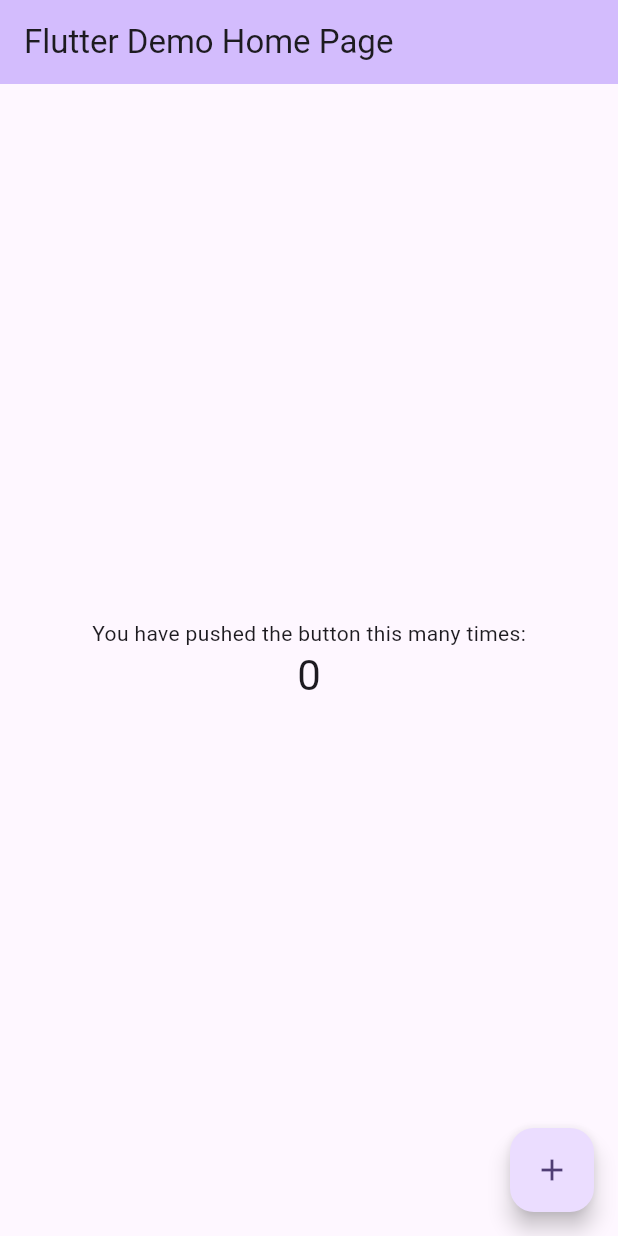
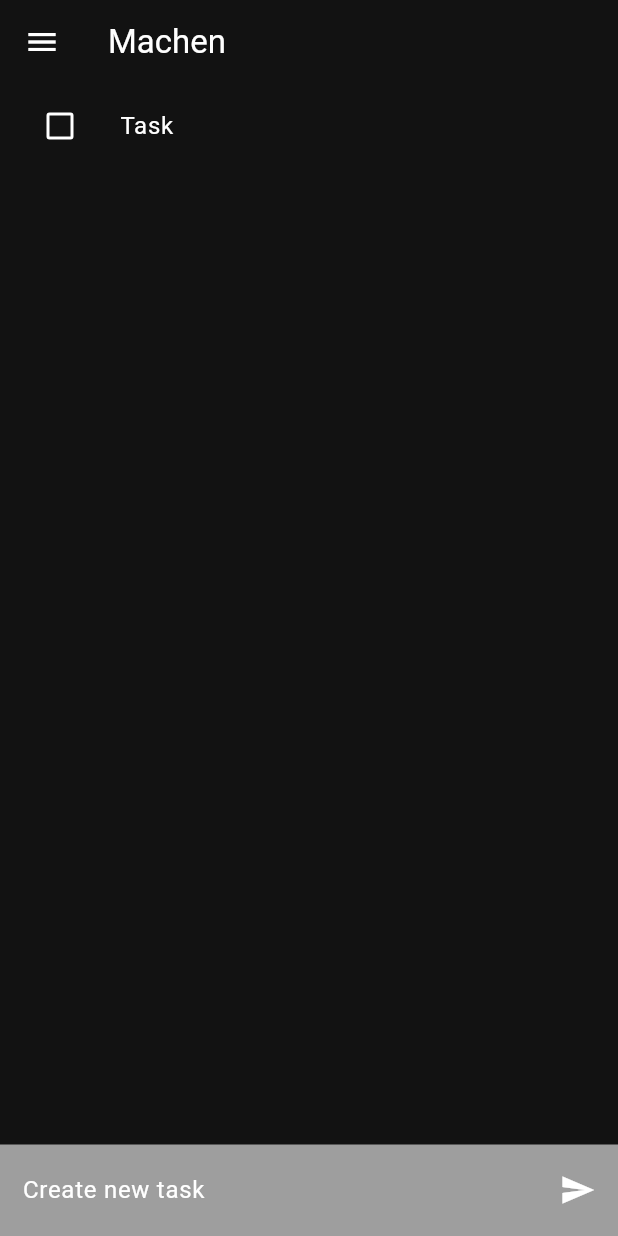
Before and after one commit to Johannes-Krabbe/machen_app, a Flutter app: the screen it shows after launch, on a phone screen of 412 x 824 dp. Run offline on Flutter 3.47's test engine with Material 3 defaults, Android fonts, the phone set to English and light mode, and no system bars.

Commit message:
start working on todo list

```diff
--- /dev/null
+++ b/devtools_options.yaml
@@ -0,0 +1 @@
+extensions:
--- /dev/null
+++ b/lib/components/task_tile.dart
@@ -0,0 +1,25 @@
+import 'package:flutter/material.dart';
+
+class TaskTile extends StatelessWidget {
+  final String title;
+  final bool isDone;
+  final Function(bool?) onChanged;
+
+  const TaskTile({
+    Key? key,
+    required this.title,
+    required this.isDone,
+    required this.onChanged,
+  }) : super(key: key);
+
+  @override
+  Widget build(BuildContext context) {
+    return ListTile(
+      title: Text(title),
+      leading: Checkbox(
+        value: isDone,
+        onChanged: onChanged,
+      ),
+    );
+  }
+}
--- a/lib/main.dart
+++ b/lib/main.dart
@@ -1,4 +1,5 @@
 import 'package:flutter/material.dart';
+import 'package:machen_app/screens/list_screen.dart';
 
 void main() {
   runApp(const MyApp());
@@ -7,119 +8,136 @@ void main() {
 class MyApp extends StatelessWidget {
   const MyApp({super.key});
 
-  // This widget is the root of your application.
   @override
   Widget build(BuildContext context) {
     return MaterialApp(
-      title: 'Flutter Demo',
+      title: 'Machen',
+      debugShowCheckedModeBanner: false,
       theme: ThemeData(
-        // This is the theme of your application.
-        //
-        // TRY THIS: Try running your application with "flutter run". You'll see
-        // the application has a purple toolbar. Then, without quitting the app,
-        // try changing the seedColor in the colorScheme below to Colors.green
-        // and then invoke "hot reload" (save your changes or press the "hot
-        // reload" button in a Flutter-supported IDE, or press "r" if you used
-        // the command line to start the app).
-        //
-        // Notice that the counter didn't reset back to zero; the application
-        // state is not lost during the reload. To reset the state, use hot
-        // restart instead.
-        //
-        // This works for code too, not just values: Most code changes can be
-        // tested with just a hot reload.
-        colorScheme: ColorScheme.fromSeed(seedColor: Colors.deepPurple),
-        useMaterial3: true,
+        colorScheme: const ColorScheme.light(),
       ),
-      home: const MyHomePage(title: 'Flutter Demo Home Page'),
+      darkTheme: ThemeData(
+        colorScheme: const ColorScheme.dark(),
+      ),
+      themeMode: ThemeMode.dark,
+      home: const MyHomePage(),
     );
   }
 }
 
 class MyHomePage extends StatefulWidget {
-  const MyHomePage({super.key, required this.title});
-
-  // This widget is the home page of your application. It is stateful, meaning
-  // that it has a State object (defined below) that contains fields that affect
-  // how it looks.
-
-  // This class is the configuration for the state. It holds the values (in this
-  // case the title) provided by the parent (in this case the App widget) and
-  // used by the build method of the State. Fields in a Widget subclass are
-  // always marked "final".
-
-  final String title;
+  const MyHomePage({super.key});
 
   @override
   State<MyHomePage> createState() => _MyHomePageState();
 }
 
 class _MyHomePageState extends State<MyHomePage> {
-  int _counter = 0;
-
-  void _incrementCounter() {
-    setState(() {
-      // This call to setState tells the Flutter framework that something has
-      // changed in this State, which causes it to rerun the build method below
-      // so that the display can reflect the updated values. If we changed
-      // _counter without calling setState(), then the build method would not be
-      // called again, and so nothing would appear to happen.
-      _counter++;
-    });
-  }
+  var selectedIndex = 0;
 
   @override
   Widget build(BuildContext context) {
-    // This method is rerun every time setState is called, for instance as done
-    // by the _incrementCounter method above.
-    //
-    // The Flutter framework has been optimized to make rerunning build methods
-    // fast, so that you can just rebuild anything that needs updating rather
-    // than having to individually change instances of widgets.
+    Widget page;
+
+    switch (selectedIndex) {
+      case 0:
+        page = ListScreen();
+      case 1:
+        page = const Center(
+          child: Text(
+            "Page 1",
+            textAlign: TextAlign.center,
+            style: TextStyle(
+              fontSize: 20,
+              fontWeight: FontWeight.bold,
+            ),
+          ),
+        );
+      default:
+        throw UnimplementedError('no widget for $selectedIndex');
+    }
+
+    return LayoutBuilder(
+      builder: (context, constraints) {
         return Scaffold(
+          // drawer
           appBar: AppBar(
-        // TRY THIS: Try changing the color here to a specific color (to
-        // Colors.amber, perhaps?) and trigger a hot reload to see the AppBar
-        // change color while the other colors stay the same.
-        backgroundColor: Theme.of(context).colorScheme.inversePrimary,
-        // Here we take the value from the MyHomePage object that was created by
-        // the App.build method, and use it to set our appbar title.
-        title: Text(widget.title),
+            title: const Text('Machen'),
           ),
-      body: Center(
-        // Center is a layout widget. It takes a single child and positions it
-        // in the middle of the parent.
-        child: Column(
-          // Column is also a layout widget. It takes a list of children and
-          // arranges them vertically. By default, it sizes itself to fit its
-          // children horizontally, and tries to be as tall as its parent.
-          //
-          // Column has various properties to control how it sizes itself and
-          // how it positions its children. Here we use mainAxisAlignment to
-          // center the children vertically; the main axis here is the vertical
-          // axis because Columns are vertical (the cross axis would be
-          // horizontal).
-          //
-          // TRY THIS: Invoke "debug painting" (choose the "Toggle Debug Paint"
-          // action in the IDE, or press "p" in the console), to see the
-          // wireframe for each widget.
-          mainAxisAlignment: MainAxisAlignment.center,
-          children: <Widget>[
-            const Text(
-              'You have pushed the button this many times:',
+          body: page,
+          drawer: SizedBox(
+            width: constraints.maxWidth * 0.84,
+            child: Drawer(
+              shape: const RoundedRectangleBorder(
+                borderRadius: BorderRadius.only(
+                    topRight: Radius.circular(0),
+                    bottomRight: Radius.circular(0)),
               ),
-            Text(
-              '$_counter',
-              style: Theme.of(context).textTheme.headlineMedium,
+              child: Container(
+                padding: const EdgeInsets.symmetric(horizontal: 20.0),
+                child: SafeArea(
+                  child: ListView(
+                    padding: EdgeInsets.zero,
+                    children: [
+                      const Row(
+                        mainAxisAlignment: MainAxisAlignment.spaceBetween,
+                        children: [
+                          Center(
+                            child: Row(
+                              children: [
+                                CircleAvatar(
+                                  radius: 25,
+                                  backgroundImage: NetworkImage(
+                                      "https://www.shutterstock.com/shutterstock/videos/1086926591/thumb/12.jpg?ip=x480"),
+                                ),
+                                Padding(
+                                  padding: EdgeInsets.all(8.0),
+                                  child: Text(
+                                    'Johannes',
+                                    style: TextStyle(
+                                      fontSize: 20,
+                                      fontWeight: FontWeight.bold,
+                                    ),
+                                  ),
                                 ),
                               ],
                             ),
                           ),
-      floatingActionButton: FloatingActionButton(
-        onPressed: _incrementCounter,
-        tooltip: 'Increment',
-        child: const Icon(Icons.add),
-      ), // This trailing comma makes auto-formatting nicer for build methods.
+                          Row(
+                            children: [
+                              Icon(Icons.settings),
+                            ],
+                          )
+                        ],
+                      ),
+                      ListTile(
+                        leading: const Icon(Icons.calendar_today),
+                        title: const Text('Today'),
+                        onTap: () {
+                          setState(() {
+                            selectedIndex = 0;
+                          });
+                          Navigator.pop(context);
+                        },
+                      ),
+                      ListTile(
+                        leading: const Icon(Icons.inbox),
+                        title: const Text('Inbox'),
+                        onTap: () {
+                          setState(() {
+                            selectedIndex = 1;
+                          });
+                          Navigator.pop(context);
+                        },
+                      ),
+                    ],
+                  ),
+                ),
+              ),
+            ),
+          ),
+        );
+      },
     );
   }
 }
--- /dev/null
+++ b/lib/screens/list_screen.dart
@@ -0,0 +1,93 @@
+import 'package:flutter/material.dart';
+import 'package:machen_app/components/task_tile.dart';
+
+class Task {
+  final String id;
+  final String title;
+  final bool isDone;
+
+  Task({
+    required this.id,
+    required this.title,
+    required this.isDone,
+  });
+}
+
+class ListScreen extends StatefulWidget {
+  const ListScreen({Key? key}) : super(key: key);
+
+  @override
+  State<ListScreen> createState() => _ListScreenState();
+}
+
+class _ListScreenState extends State<ListScreen> {
+  var tasks = <Task>[Task(id: "1", title: "Task", isDone: false)];
+
+  toggleDone(String id) {
+    setState(() {
+      tasks = tasks.map((task) {
+        if (task.id == id) {
+          return Task(
+            id: task.id,
+            title: task.title,
+            isDone: !task.isDone,
+          );
+        }
+        return task;
+      }).toList();
+    });
+  }
+
+  @override
+  Widget build(BuildContext context) {
+    return Scaffold(
+      body: Column(
+        mainAxisAlignment: MainAxisAlignment.spaceBetween,
+        children: [
+          SizedBox(
+            height: 100,
+            child: ListView(
+              children: [
+                ...tasks
+                    .map((e) => TaskTile(
+                          title: e.title,
+                          isDone: e.isDone,
+                          onChanged: (value) => toggleDone(e.id),
+                        ))
+                    .toList()
+              ],
+            ),
+          ),
+          SafeArea(
+            top: false,
+            child: Container(
+              color: Colors.grey,
+              height: 61,
+              child: const Row(
+                children: [
+                  SizedBox(width: 15),
+                  Expanded(
+                    child: Expanded(
+                      child: TextField(
+                        decoration: InputDecoration(
+                            hintText: "Create new task",
+                            hintStyle: TextStyle(color: Colors.white),
+                            border: InputBorder.none),
+                      ),
+                    ),
+                  ),
+                  SizedBox(width: 15),
+                  Icon(
+                    Icons.send,
+                    color: Colors.white,
+                  ),
+                  const SizedBox(width: 15),
+                ],
+              ),
+            ),
+          )
+        ],
+      ),
+    );
+  }
+}
--- /dev/null
+++ b/lib/screens/screens.dart
@@ -0,0 +1 @@
+export 'list_screen.dart';
--- a/pubspec.yaml
+++ b/pubspec.yaml
@@ -30,6 +30,8 @@ environment:
 dependencies:
   flutter:
     sdk: flutter
+
+  provider: ^6.0.0
 
 
   # The following adds the Cupertino Icons font to your application.
```
Also changed, not shown: pubspec.lock. Lines whose indentation alone changed are shown as unchanged.
